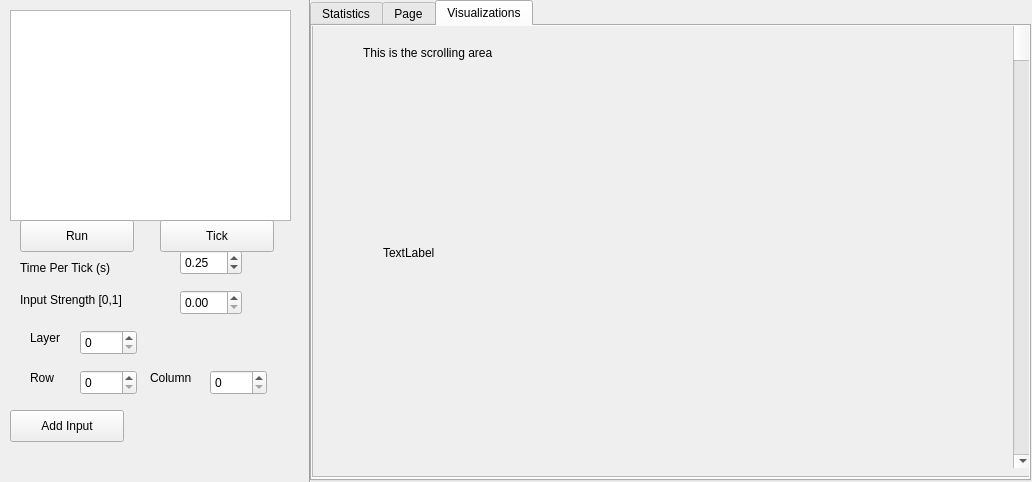
Qt form gui/qTrace/cortexviewer.ui (gnmerritt/multiTrace-features) before a commit.
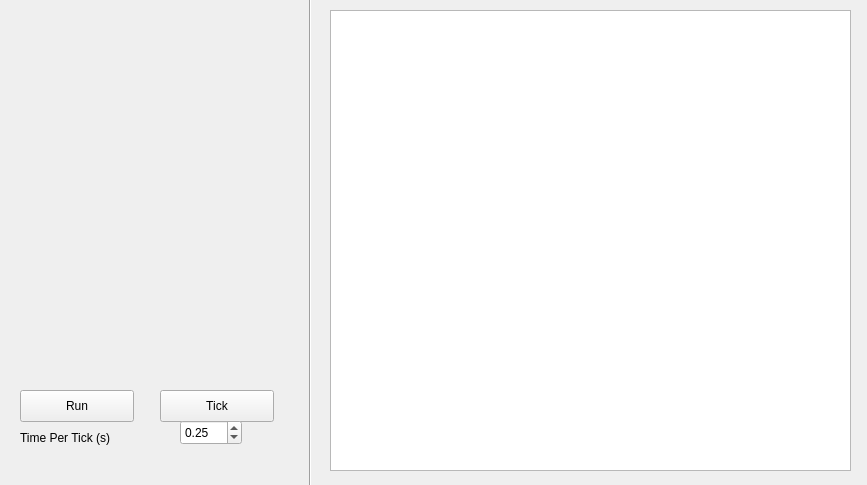
The same form after that commit.

Commit message: moved LayerViewer to its own class

What changed in the file:
```diff
--- a/gui/qTrace/cortexviewer.ui
+++ b/gui/qTrace/cortexviewer.ui
@@ -6,8 +6,8 @@
    <rect>
     <x>0</x>
     <y>0</y>
-    <width>1032</width>
-    <height>482</height>
+    <width>867</width>
+    <height>485</height>
    </rect>
   </property>
   <property name="windowTitle">
@@ -16,10 +16,10 @@
   <widget class="QGraphicsView" name="inputImage">
    <property name="geometry">
     <rect>
-     <x>10</x>
+     <x>330</x>
      <y>10</y>
-     <width>281</width>
-     <height>211</height>
+     <width>521</width>
+     <height>461</height>
     </rect>
    </property>
   </widget>
@@ -40,7 +40,7 @@
    <property name="geometry">
     <rect>
      <x>20</x>
-     <y>220</y>
+     <y>390</y>
      <width>114</width>
      <height>32</height>
     </rect>
@@ -53,7 +53,7 @@
    <property name="geometry">
     <rect>
      <x>160</x>
-     <y>220</y>
+     <y>390</y>
      <width>114</width>
      <height>32</height>
     </rect>
@@ -62,237 +62,11 @@
     <string>Tick</string>
    </property>
   </widget>
-  <widget class="QTabWidget" name="statsVisualizationWidget">
-   <property name="geometry">
-    <rect>
-     <x>310</x>
-     <y>0</y>
-     <width>721</width>
-     <height>481</height>
-    </rect>
-   </property>
-   <property name="tabPosition">
-    <enum>QTabWidget::North</enum>
-   </property>
-   <property name="currentIndex">
-    <number>2</number>
-   </property>
-   <property name="usesScrollButtons">
-    <bool>true</bool>
-   </property>
-   <widget class="QWidget" name="statsTab">
-    <attribute name="title">
-     <string>Statistics</string>
-    </attribute>
-    <widget class="QLabel" name="label">
-     <property name="geometry">
-      <rect>
-       <x>10</x>
-       <y>20</y>
-       <width>121</width>
-       <height>21</height>
-      </rect>
-     </property>
-     <property name="text">
-      <string>Network Statistics</string>
-     </property>
-    </widget>
-   </widget>
-   <widget class="QWidget" name="tab">
-    <property name="enabled">
-     <bool>false</bool>
-    </property>
-    <attribute name="title">
-     <string>Page</string>
-    </attribute>
-   </widget>
-   <widget class="QWidget" name="visualTab">
-    <attribute name="title">
-     <string>Visualizations</string>
-    </attribute>
-    <widget class="QScrollArea" name="visualScrollArea">
-     <property name="geometry">
-      <rect>
-       <x>0</x>
-       <y>-20</y>
-       <width>721</width>
-       <height>471</height>
-      </rect>
-     </property>
-     <property name="widgetResizable">
-      <bool>true</bool>
-     </property>
-     <widget class="QWidget" name="scrollAreaWidgetContents">
-      <property name="geometry">
-       <rect>
-        <x>0</x>
-        <y>0</y>
-        <width>719</width>
-        <height>469</height>
-       </rect>
-      </property>
-      <widget class="QLabel" name="label_2">
-       <property name="geometry">
-        <rect>
-         <x>50</x>
-         <y>20</y>
-         <width>291</width>
-         <height>51</height>
-        </rect>
-       </property>
-       <property name="text">
-        <string>This is the scrolling area</string>
-       </property>
-      </widget>
-      <widget class="QScrollBar" name="verticalScrollBar">
-       <property name="geometry">
-        <rect>
-         <x>700</x>
-         <y>0</y>
-         <width>20</width>
-         <height>461</height>
-        </rect>
-       </property>
-       <property name="orientation">
-        <enum>Qt::Vertical</enum>
-       </property>
-      </widget>
-      <widget class="QLabel" name="layerImg">
-       <property name="geometry">
-        <rect>
-         <x>70</x>
-         <y>130</y>
-         <width>311</width>
-         <height>231</height>
-        </rect>
-       </property>
-       <property name="text">
-        <string>TextLabel</string>
-       </property>
-      </widget>
-     </widget>
-    </widget>
-   </widget>
-  </widget>
-  <widget class="QPushButton" name="addInput">
-   <property name="geometry">
-    <rect>
-     <x>10</x>
-     <y>410</y>
-     <width>114</width>
-     <height>32</height>
-    </rect>
-   </property>
-   <property name="text">
-    <string>Add Input</string>
-   </property>
-  </widget>
-  <widget class="QSpinBox" name="inputRow">
-   <property name="geometry">
-    <rect>
-     <x>80</x>
-     <y>370</y>
-     <width>57</width>
-     <height>25</height>
-    </rect>
-   </property>
-   <property name="minimum">
-    <number>0</number>
-   </property>
-  </widget>
-  <widget class="QSpinBox" name="inputCol">
-   <property name="geometry">
-    <rect>
-     <x>210</x>
-     <y>370</y>
-     <width>57</width>
-     <height>25</height>
-    </rect>
-   </property>
-  </widget>
-  <widget class="QLabel" name="label_3">
-   <property name="geometry">
-    <rect>
-     <x>20</x>
-     <y>290</y>
-     <width>141</width>
-     <height>20</height>
-    </rect>
-   </property>
-   <property name="text">
-    <string>Input Strength [0,1]</string>
-   </property>
-  </widget>
-  <widget class="QLabel" name="label_4">
-   <property name="geometry">
-    <rect>
-     <x>30</x>
-     <y>370</y>
-     <width>62</width>
-     <height>16</height>
-    </rect>
-   </property>
-   <property name="text">
-    <string>Row</string>
-   </property>
-  </widget>
-  <widget class="QLabel" name="label_5">
-   <property name="geometry">
-    <rect>
-     <x>150</x>
-     <y>370</y>
-     <width>62</width>
-     <height>16</height>
-    </rect>
-   </property>
-   <property name="text">
-    <string>Column</string>
-   </property>
-  </widget>
-  <widget class="QDoubleSpinBox" name="inputStrength">
-   <property name="geometry">
-    <rect>
-     <x>180</x>
-     <y>290</y>
-     <width>62</width>
-     <height>25</height>
-    </rect>
-   </property>
-   <property name="maximum">
-    <double>1.000000000000000</double>
-   </property>
-   <property name="singleStep">
-    <double>0.050000000000000</double>
-   </property>
-  </widget>
-  <widget class="QLabel" name="label_6">
-   <property name="geometry">
-    <rect>
-     <x>30</x>
-     <y>330</y>
-     <width>62</width>
-     <height>16</height>
-    </rect>
-   </property>
-   <property name="text">
-    <string>Layer</string>
-   </property>
-  </widget>
-  <widget class="QSpinBox" name="inputLayer">
-   <property name="geometry">
-    <rect>
-     <x>80</x>
-     <y>330</y>
-     <width>57</width>
-     <height>25</height>
-    </rect>
-   </property>
-  </widget>
   <widget class="QLabel" name="label_7">
    <property name="geometry">
     <rect>
      <x>20</x>
-     <y>260</y>
+     <y>430</y>
      <width>111</width>
      <height>16</height>
     </rect>
@@ -305,7 +79,7 @@
    <property name="geometry">
     <rect>
      <x>180</x>
-     <y>250</y>
+     <y>420</y>
      <width>62</width>
      <height>25</height>
     </rect>
```
The commit also changes 9 other files.
